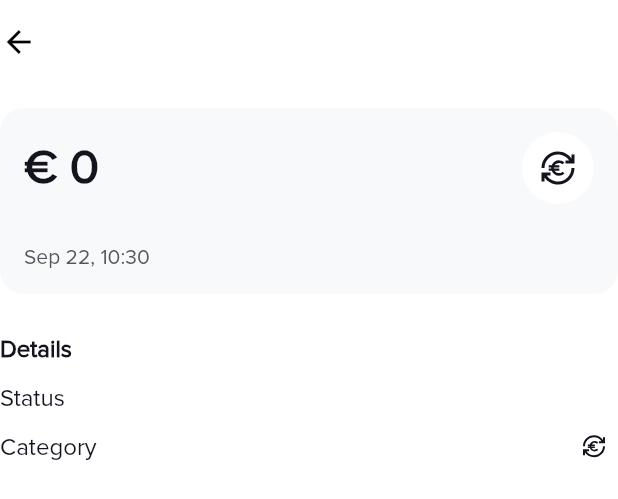
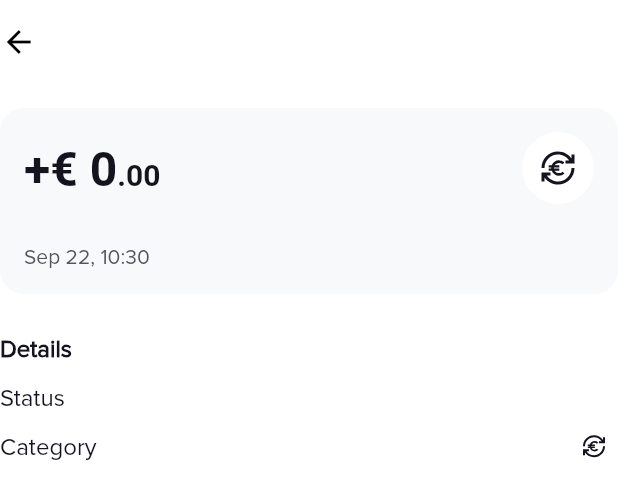
Before and after one commit to ivoryio/Ivory, a Flutter app: the _Content widget shown alone on an empty page, opened directly with empty values, on a phone screen of 412 x 824 dp. Shown: the top 499 px of the screen. Run offline on Flutter 3.47's test engine with Material 2 defaults, Android fonts, the phone set to English and light mode, and no system bars; our stand-ins replace bloc, convert, device_info_plus, dotted_border, equatable, firebase_core and 18 more; missing offline and left inert: amazon_cognito_identity_dart_2, pointycastle; accounts and stored records are empty.

Commit message:
Fix display for transaction details

```diff
--- a/lib/screens/transactions/transaction_detail_screen.dart
+++ b/lib/screens/transactions/transaction_detail_screen.dart
@@ -16,6 +16,8 @@ import 'package:solarisdemo/widgets/expanded_details_row.dart';
 import 'package:solarisdemo/widgets/ivory_list_tile.dart';
 import 'package:solarisdemo/widgets/screen_scaffold.dart';
 import 'package:solarisdemo/widgets/spaced_column.dart';
+
+import '../../widgets/account_balance_text.dart';
 
 class TransactionDetailScreen extends StatelessWidget {
   static const routeName = "/transactionDetailScreen";
@@ -216,7 +218,11 @@ class _Content extends StatelessWidget {
                   children: [
                     Row(
                       children: [
-                        Text(Format.euro(amountValue.value), style: ClientConfig.getTextStyleScheme().heading1),
+                        AccountBalanceText(
+                          value: amountValue.value,
+                          numberStyle: ClientConfig.getTextStyleScheme().heading1,
+                          centsStyle: ClientConfig.getTextStyleScheme().heading3,
+                        ),
                         if (amountExplainerWidget != null)
                           Padding(
                             padding: const EdgeInsets.only(left: 2),
--- a/lib/utilities/format.dart
+++ b/lib/utilities/format.dart
@@ -27,11 +27,12 @@ class Format {
     int digits = 0,
     int maxDigits = 2,
   }) {
+    String sign = value < 0 ? '' : '+';
     if (digits == 0 && maxDigits > 0 && value % 1 != 0) {
-      return Format.currency(value, digits: maxDigits);
+      return '$sign${Format.currency(value, digits: maxDigits)}';
     }
 
-    return Format.currency(value, digits: digits);
+    return '$sign${Format.currency(value, digits: digits)}';
   }
 
   static String amountWithSign(AmountValue amount) {
```
